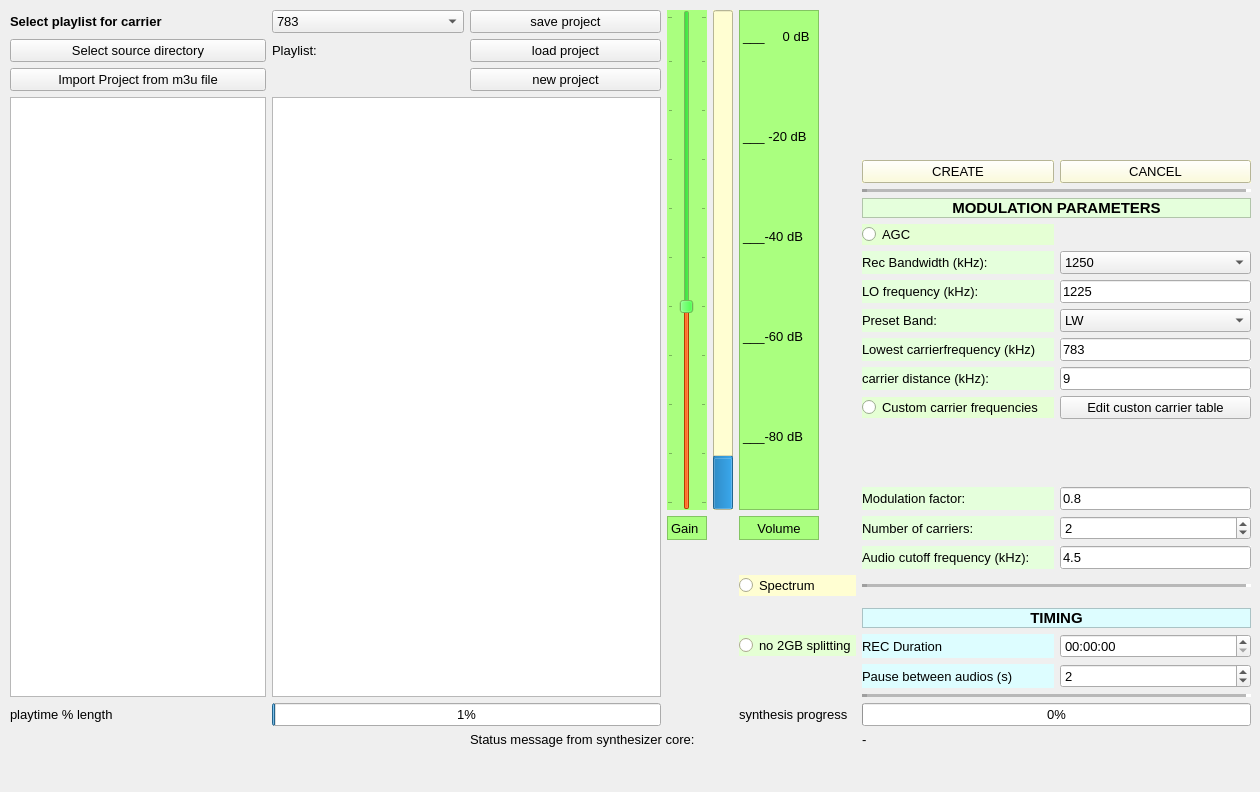
First picture: the form in sources/synthesizer/ressources/synthesizer_widget_flexcarriers.ui, repository schaten/COHIWizard, before the edit.
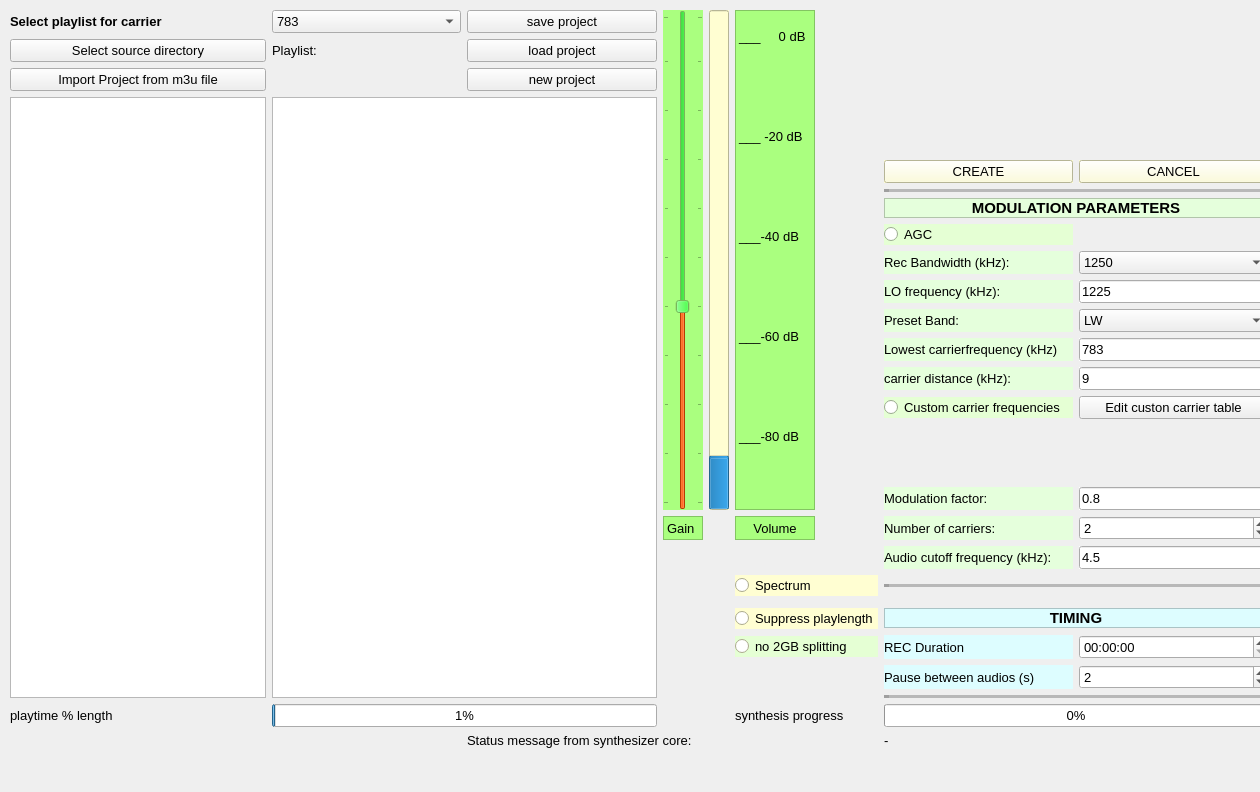
Second picture: the form after the edit.

Commit message: suppress playlistplaylength update button implemented

```diff
--- a/sources/synthesizer/ressources/synthesizer_widget_flexcarriers.ui
+++ b/sources/synthesizer/ressources/synthesizer_widget_flexcarriers.ui
@@ -18,8 +18,8 @@
     <rect>
      <x>10</x>
      <y>10</y>
-     <width>1241</width>
-     <height>737</height>
+     <width>1258</width>
+     <height>738</height>
     </rect>
    </property>
    <property name="font">
@@ -4696,6 +4696,178 @@
       </property>
      </widget>
     </item>
+    <item row="20" column="5">
+     <widget class="QRadioButton" name="synthesizer_radioBut_SuppressPlaylistinfo">
+      <property name="sizePolicy">
+       <sizepolicy hsizetype="Minimum" vsizetype="Fixed">
+        <horstretch>0</horstretch>
+        <verstretch>0</verstretch>
+       </sizepolicy>
+      </property>
+      <property name="palette">
+       <palette>
+        <active>
+         <colorrole role="Button">
+          <brush brushstyle="SolidPattern">
+           <color alpha="255">
+            <red>255</red>
+            <green>254</green>
+            <blue>210</blue>
+           </color>
+          </brush>
+         </colorrole>
+         <colorrole role="Light">
+          <brush brushstyle="SolidPattern">
+           <color alpha="255">
+            <red>255</red>
+            <green>254</green>
+            <blue>210</blue>
+           </color>
+          </brush>
+         </colorrole>
+         <colorrole role="Midlight">
+          <brush brushstyle="SolidPattern">
+           <color alpha="255">
+            <red>255</red>
+            <green>254</green>
+            <blue>210</blue>
+           </color>
+          </brush>
+         </colorrole>
+         <colorrole role="Base">
+          <brush brushstyle="SolidPattern">
+           <color alpha="255">
+            <red>255</red>
+            <green>255</green>
+            <blue>255</blue>
+           </color>
+          </brush>
+         </colorrole>
+         <colorrole role="Window">
+          <brush brushstyle="SolidPattern">
+           <color alpha="255">
+            <red>255</red>
+            <green>254</green>
+            <blue>210</blue>
+           </color>
+          </brush>
+         </colorrole>
+        </active>
+        <inactive>
+         <colorrole role="Button">
+          <brush brushstyle="SolidPattern">
+           <color alpha="255">
+            <red>255</red>
+            <green>254</green>
+            <blue>210</blue>
+           </color>
+          </brush>
+         </colorrole>
+         <colorrole role="Light">
+          <brush brushstyle="SolidPattern">
+           <color alpha="255">
+            <red>255</red>
+            <green>254</green>
+            <blue>210</blue>
+           </color>
+          </brush>
+         </colorrole>
+         <colorrole role="Midlight">
+          <brush brushstyle="SolidPattern">
+           <color alpha="255">
+            <red>255</red>
+            <green>254</green>
+            <blue>210</blue>
+           </color>
+          </brush>
+         </colorrole>
+         <colorrole role="Base">
+          <brush brushstyle="SolidPattern">
+           <color alpha="255">
+            <red>255</red>
+            <green>255</green>
+            <blue>255</blue>
+           </color>
+          </brush>
+         </colorrole>
+         <colorrole role="Window">
+          <brush brushstyle="SolidPattern">
+           <color alpha="255">
+            <red>255</red>
+            <green>254</green>
+            <blue>210</blue>
+           </color>
+          </brush>
+         </colorrole>
+        </inactive>
+        <disabled>
+         <colorrole role="Button">
+          <brush brushstyle="SolidPattern">
+           <color alpha="255">
+            <red>255</red>
+            <green>254</green>
+            <blue>210</blue>
+           </color>
+          </brush>
+         </colorrole>
+         <colorrole role="Light">
+          <brush brushstyle="SolidPattern">
+           <color alpha="255">
+            <red>255</red>
+            <green>255</green>
+            <blue>255</blue>
+           </color>
+          </brush>
+         </colorrole>
+         <colorrole role="Midlight">
+          <brush brushstyle="SolidPattern">
+           <color alpha="255">
+            <red>247</red>
+            <green>247</green>
+            <blue>247</blue>
+           </color>
+          </brush>
+         </colorrole>
+         <colorrole role="Base">
+          <brush brushstyle="SolidPattern">
+           <color alpha="255">
+            <red>255</red>
+            <green>254</green>
+            <blue>210</blue>
+           </color>
+          </brush>
+         </colorrole>
+         <colorrole role="Window">
+          <brush brushstyle="SolidPattern">
+           <color alpha="255">
+            <red>255</red>
+            <green>254</green>
+            <blue>210</blue>
+           </color>
+          </brush>
+         </colorrole>
+        </disabled>
+       </palette>
+      </property>
+      <property name="font">
+       <font>
+        <pointsize>10</pointsize>
+       </font>
+      </property>
+      <property name="toolTip">
+       <string>Do not display playlength information and playlist to save initial project loading time</string>
+      </property>
+      <property name="autoFillBackground">
+       <bool>true</bool>
+      </property>
+      <property name="text">
+       <string>Suppress playlength</string>
+      </property>
+      <property name="autoExclusive">
+       <bool>false</bool>
+      </property>
+     </widget>
+    </item>
    </layout>
    <zorder>line_4</zorder>
    <zorder>comboBox_targetSR_2</zorder>
```
Left out of the diff: 1 changed line with no effect on the pictures. The commit also changes 2 other files.
